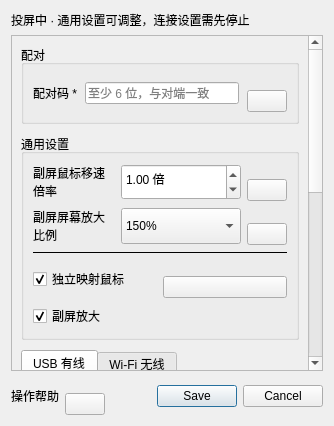
This is Furina/ui/forms/settings.ui in HuTaoUnknow/Fukaros-Furina as Qt 5 draws it before an edit. The edited form follows.
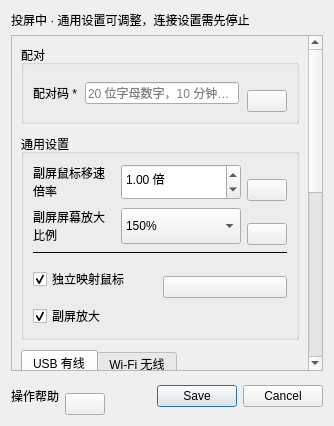
This is the edited form. Custom widgets are drawn as their Qt base class.

```diff
--- a/Furina/ui/forms/settings.ui
+++ b/Furina/ui/forms/settings.ui
@@ -56,7 +56,7 @@
             <item>
              <widget class="QLineEdit" name="token">
               <property name="placeholderText">
-               <string>至少 6 位，与对端一致</string>
+               <string>20 位字母数字，10 分钟内有效</string>
               </property>
               <property name="readOnly">
                <bool>false</bool>
```
